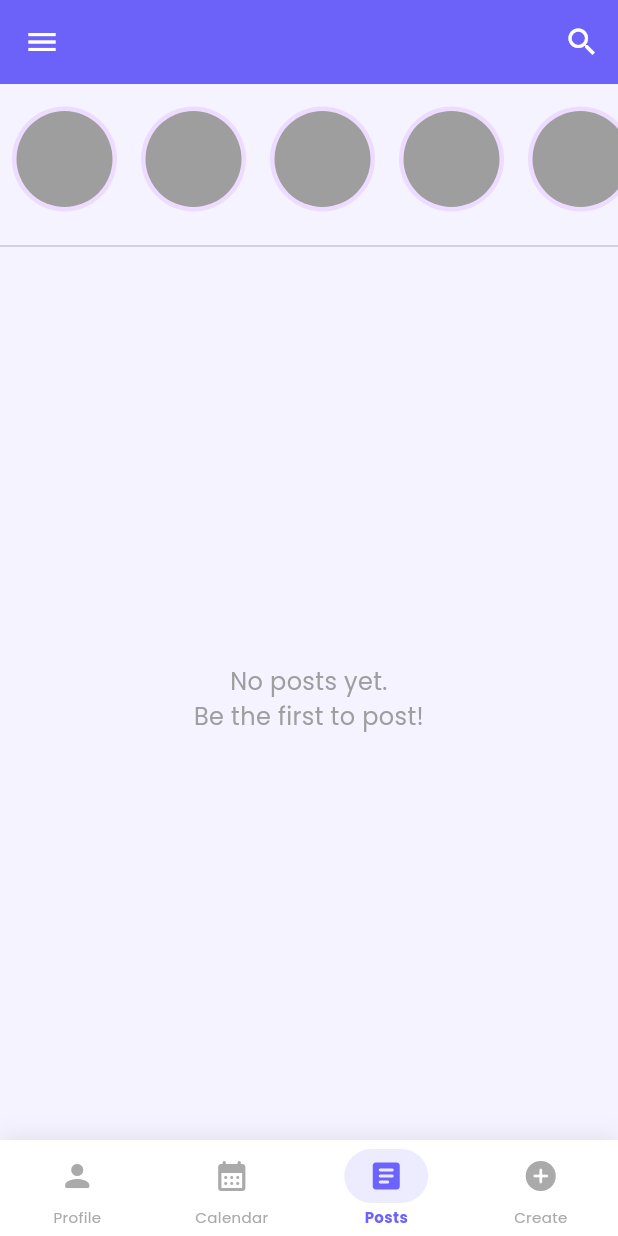
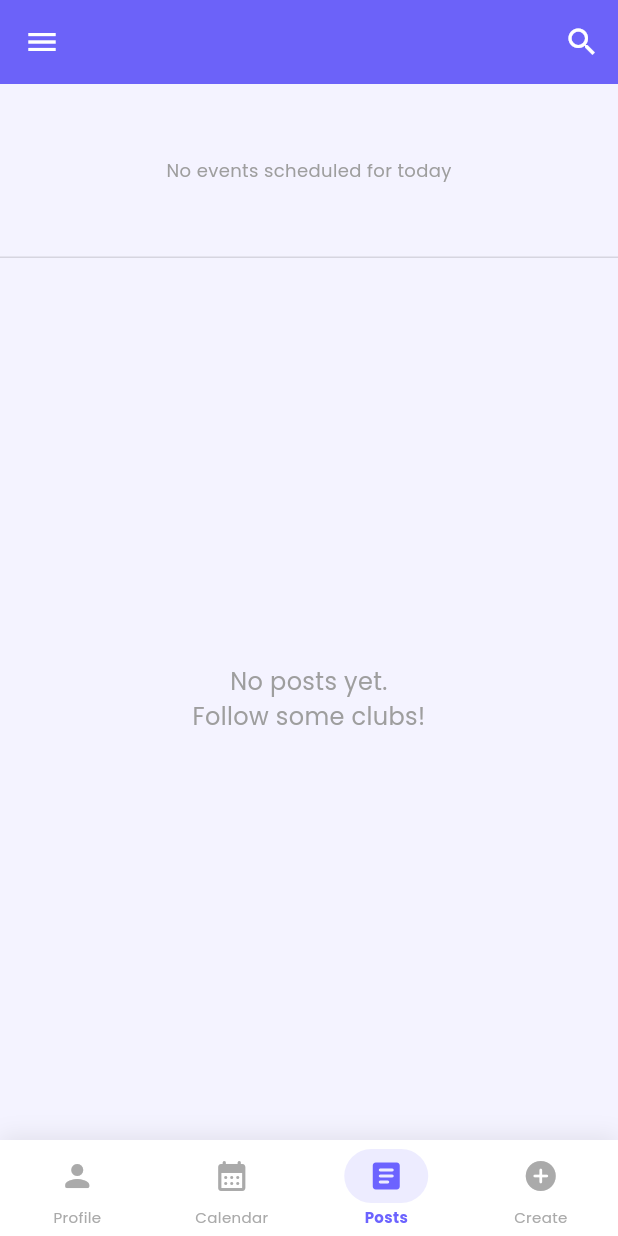
Before and after one commit to eldarismayilzada-art/CS310-Group-Project, a Flutter app: the HomeScreen screen opened by its route, on a phone screen of 412 x 824 dp. Run offline on Flutter 3.47's test engine with Material 3 defaults, Android fonts, the phone set to English and light mode, and no system bars; our stand-ins replace cloud_firestore, firebase_auth, firebase_core, image_picker, shared_preferences; accounts and stored records are empty; statements that could not run were skipped.

Commit message:
Update home_screen.dart

```diff
--- a/lib/screens/home_screen.dart
+++ b/lib/screens/home_screen.dart
@@ -1,9 +1,12 @@
 import 'package:flutter/material.dart';
 import 'package:provider/provider.dart';
 import '../models/post_model.dart';
+import '../models/event_model.dart';
 import '../providers/post_provider.dart';
 import '../providers/auth_provider.dart';
+import '../providers/theme_provider.dart';
 import '../services/post_service.dart';
+import '../services/event_service.dart';
 import '../utils/app_colors.dart';
 import '../widgets/bottom_nav_bar.dart';
 import '../screens/side_screen.dart';
@@ -15,9 +18,15 @@ class HomeScreen extends StatelessWidget {
   @override
   Widget build(BuildContext context) {
     final postService = PostService();
+    final eventService = EventService();
+    final isDark = context.watch<ThemeProvider>().isDarkMode;
+
+    final scaffoldBg = isDark ? const Color(0xFF121212) : const Color(0xFFF4F3FF);
+    final dividerColor = isDark ? Colors.white12 : Colors.black12;
+    final mainTextColor = isDark ? Colors.white : Colors.black;
 
     return Scaffold(
-      backgroundColor: const Color(0xFFF4F3FF),
+      backgroundColor: scaffoldBg,
       drawer: const SideScreen(),
       appBar: AppBar(
         backgroundColor: AppColors.primary,
@@ -35,64 +44,116 @@ class HomeScreen extends StatelessWidget {
         ],
         elevation: 1,
       ),
-      body: StreamBuilder<List<PostModel>>(
+      body: Column(
+        children: [
+          _buildActivityStories(eventService, isDark),
+
+          Divider(height: 1, color: dividerColor),
+
+          Expanded(
+            child: StreamBuilder<List<PostModel>>(
               stream: postService.getPosts(),
               builder: (context, snapshot) {
                 if (snapshot.connectionState == ConnectionState.waiting) {
                   return const Center(child: CircularProgressIndicator());
                 }
                 if (snapshot.hasError) {
-            return Center(child: Text('Error: ${snapshot.error}'));
+                  return Center(child: Text('Error: ${snapshot.error}', style: TextStyle(color: mainTextColor)));
                 }
+
                 final posts = snapshot.data ?? [];
 
-          return Column(
-            children: [
-              _buildActivityReminders(),
-              const Divider(),
-              posts.isEmpty
-                ? const Expanded(
-                    child: Center(
+                if (posts.isEmpty) {
+                  return Center(
                     child: Text(
-                        'No posts yet.\nBe the first to post!',
+                      'No posts yet.\nFollow some clubs!',
                       textAlign: TextAlign.center,
-                        style: TextStyle(
-                          fontSize: 16,
-                          color: Colors.grey,
-                          fontFamily: 'Poppins',
+                      style: TextStyle(color: isDark ? Colors.white54 : Colors.grey, fontSize: 16, fontFamily: 'Poppins'),
                     ),
-                      ),
-                    ),
-                  )
-                : Expanded(
-                    child: ListView.builder(
+                  );
+                }
+
+                return ListView.builder(
+                  padding: const EdgeInsets.only(bottom: 20),
+                  physics: const BouncingScrollPhysics(),
                   itemCount: posts.length,
-                      itemBuilder: (context, index) {
-                        return _PostCard(post: posts[index]);
+                  itemBuilder: (context, index) => _PostCard(post: posts[index], isDark: isDark),
+                );
               },
             ),
           ),
         ],
-          );
-        },
       ),
       bottomNavigationBar: const AppBottomNavBar(currentIndex: 2),
     );
   }
 
-  Widget _buildActivityReminders() {
-    return SizedBox(
-      height: 100,
-      child: ListView.builder(
+  Widget _buildActivityStories(EventService eventService, bool isDark) {
+    return Container(
+      height: 115,
+      padding: const EdgeInsets.symmetric(vertical: 10),
+      child: StreamBuilder<List<EventModel>>(
+        stream: eventService.getTodaysEvents(),
+        builder: (context, snapshot) {
+          if (snapshot.connectionState == ConnectionState.waiting) {
+            return const Center(child: SizedBox(width: 20, child: CircularProgressIndicator(strokeWidth: 2)));
+          }
+
+          final events = snapshot.data ?? [];
+
+          if (events.isEmpty) {
+            return Center(
+              child: Text(
+                "No events scheduled for today",
+                style: TextStyle(fontSize: 12, color: isDark ? Colors.white38 : Colors.grey, fontFamily: 'Poppins'),
+              ),
+            );
+          }
+
+          return ListView.builder(
             scrollDirection: Axis.horizontal,
-        itemCount: 5,
+            padding: const EdgeInsets.symmetric(horizontal: 10),
+            itemCount: events.length,
             itemBuilder: (context, index) {
-          return const Padding(
-            padding: EdgeInsets.all(8.0),
+              final event = events[index];
+              return Padding(
+                padding: const EdgeInsets.symmetric(horizontal: 8),
+                child: Column(
+                  children: [
+                    Container(
+                      padding: const EdgeInsets.all(3),
+                      decoration: BoxDecoration(
+                        shape: BoxShape.circle,
+                        border: Border.all(color: AppColors.primary, width: 2),
+                      ),
                       child: CircleAvatar(
-              radius: 35,
-              child: CircleAvatar(radius: 32, backgroundColor: Colors.grey),
+                        radius: 30,
+                        backgroundColor: isDark ? Colors.grey[800] : Colors.grey[200],
+                        child: Text(
+                          event.clubName.isNotEmpty ? event.clubName[0].toUpperCase() : 'C',
+                          style: TextStyle(color: isDark ? Colors.white : AppColors.primary, fontWeight: FontWeight.bold),
                         ),
+                      ),
+                    ),
+                    const SizedBox(height: 5),
+                    SizedBox(
+                      width: 70,
+                      child: Text(
+                        event.clubName,
+                        textAlign: TextAlign.center,
+                        overflow: TextOverflow.ellipsis,
+                        style: TextStyle(
+                          fontSize: 10,
+                          color: isDark ? Colors.white : Colors.black,
+                          fontWeight: FontWeight.w500,
+                          fontFamily: 'Poppins',
+                        ),
+                      ),
+                    ),
+                  ],
+                ),
+              );
+            },
           );
         },
       ),
@@ -102,7 +163,8 @@ class HomeScreen extends StatelessWidget {
 
 class _PostCard extends StatelessWidget {
   final PostModel post;
-  const _PostCard({required this.post});
+  final bool isDark;
+  const _PostCard({required this.post, required this.isDark});
 
   @override
   Widget build(BuildContext context) {
@@ -112,17 +174,21 @@ class _PostCard extends StatelessWidget {
     final isLiked = post.likes.contains(currentUserId);
     final isOwner = post.createdBy == currentUserId;
 
+    final mainText = isDark ? Colors.white : Colors.black;
+    final subText = isDark ? Colors.white70 : Colors.grey;
+
     return Column(
       crossAxisAlignment: CrossAxisAlignment.start,
       children: [
         ListTile(
-          leading: const CircleAvatar(child: Icon(Icons.person)),
+          leading: CircleAvatar(
+            backgroundColor: isDark ? Colors.grey[800] : Colors.grey[200],
+            child: Icon(Icons.person, color: isDark ? Colors.white70 : Colors.grey),
+          ),
           title: Text(post.clubName,
-            style: const TextStyle(fontFamily: 'Poppins',
-              fontWeight: FontWeight.bold)),
+            style: TextStyle(fontWeight: FontWeight.bold, color: mainText, fontFamily: 'Poppins')),
           subtitle: post.location != null
-            ? Text(post.location!,
-                style: const TextStyle(fontSize: 12, color: Colors.grey))
+              ? Text(post.location!, style: TextStyle(fontSize: 12, color: subText, fontFamily: 'Poppins'))
               : null,
           trailing: isOwner
               ? PopupMenuButton<String>(
@@ -145,31 +211,40 @@ class _PostCard extends StatelessWidget {
               : null,
         ),
 
-        // Post image
-        post.imageUrl != null
+        post.imageUrl != null && post.imageUrl!.isNotEmpty
             ? Image.network(
                 post.imageUrl!,
                 height: 250,
                 width: double.infinity,
                 fit: BoxFit.cover,
+                loadingBuilder: (context, child, progress) {
+                  if (progress == null) return child;
+                  return Container(
+                    height: 250,
+                    color: isDark ? Colors.white10 : Colors.grey[200],
+                    child: const Center(child: CircularProgressIndicator(strokeWidth: 2)),
+                  );
+                },
+                errorBuilder: (context, error, stackTrace) => Container(
+                  height: 250,
+                  width: double.infinity,
+                  color: isDark ? Colors.white10 : Colors.grey[300],
+                  child: const Icon(Icons.broken_image, size: 50, color: Colors.grey),
+                ),
               )
             : Container(
                 height: 250,
                 width: double.infinity,
-              color: Colors.grey[300],
-              child: const Center(
-                child: Icon(Icons.image, size: 50, color: Colors.grey)),
+                color: isDark ? Colors.white10 : Colors.grey[300],
+                child: const Icon(Icons.image, size: 50, color: Colors.grey),
               ),
 
-        // Caption
         if (post.caption.isNotEmpty)
           Padding(
-            padding: const EdgeInsets.symmetric(horizontal: 12, vertical: 6),
-            child: Text(post.caption,
-              style: const TextStyle(fontFamily: 'Poppins', fontSize: 13)),
+            padding: const EdgeInsets.symmetric(horizontal: 12, vertical: 8),
+            child: Text(post.caption, style: TextStyle(color: mainText, fontFamily: 'Poppins', fontSize: 13)),
           ),
 
-        // Like & Comment row
         Padding(
           padding: const EdgeInsets.symmetric(horizontal: 8),
           child: Row(
@@ -177,20 +252,21 @@ class _PostCard extends StatelessWidget {
               IconButton(
                 icon: Icon(
                   isLiked ? Icons.favorite : Icons.favorite_border,
-                  color: isLiked ? Colors.red : Colors.grey,
+                  color: isLiked ? Colors.red : subText,
                 ),
                 onPressed: () => postProvider.toggleLike(post.id, currentUserId),
               ),
-              Text('${post.likes.length}'),
+              Text('${post.likes.length}', style: TextStyle(color: mainText)),
               const SizedBox(width: 15),
+
               IconButton(
-                icon: const Icon(Icons.chat_bubble_outline),
+                icon: Icon(Icons.chat_bubble_outline, color: subText),
                 onPressed: () {
                   Navigator.push(
                     context,
                     MaterialPageRoute(
                       builder: (_) => CommentsPage(
-                        postI: post.id,
+                        postId: post.id,
                         postOwnerName: post.clubName,
                       ),
                     ),
@@ -200,7 +276,7 @@ class _PostCard extends StatelessWidget {
             ],
           ),
         ),
-        const Divider(),
+        Divider(color: isDark ? Colors.white10 : Colors.black12),
       ],
     );
   }
```
Lines whose indentation alone changed are shown as unchanged.
